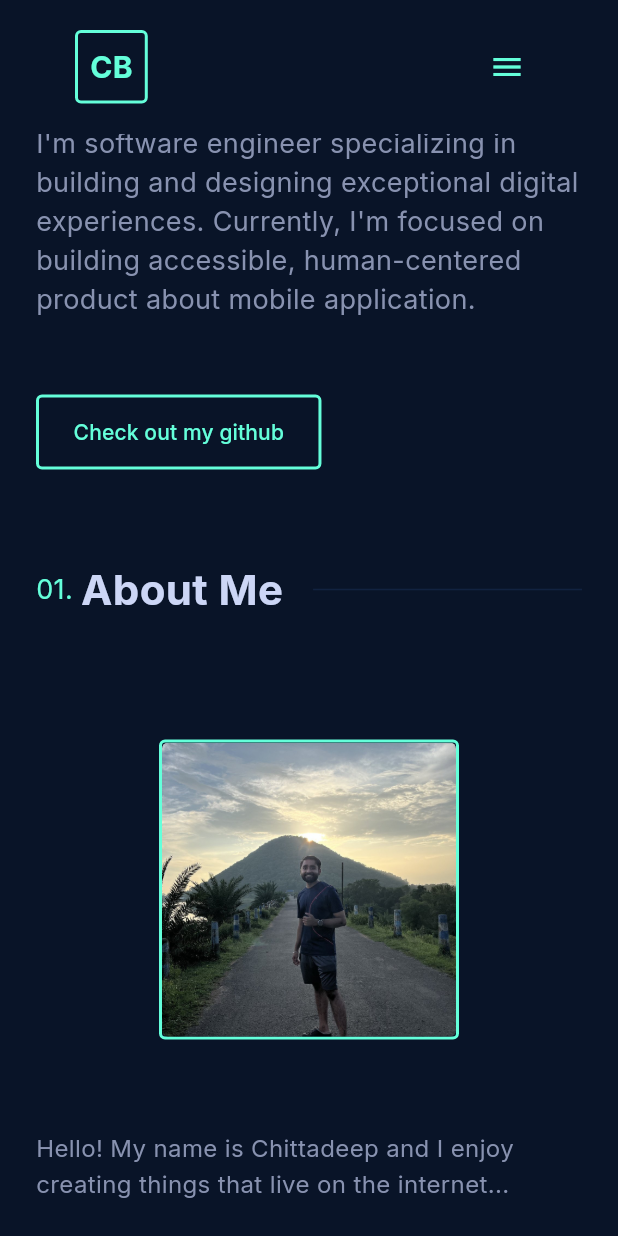
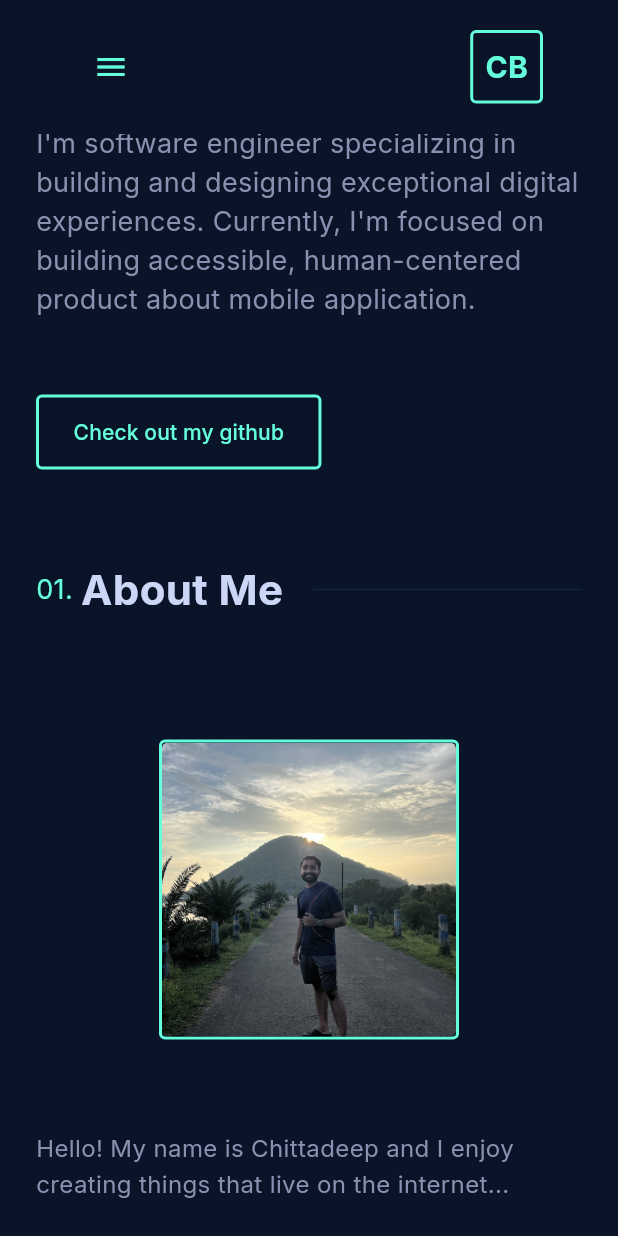
Before and after one commit to Chittadeep/portfolio, a Flutter app: the screen it shows after launch, scrolled down 576 dp, on a phone screen of 412 x 824 dp. Run offline on Flutter 3.47's test engine with Material 3 defaults, Android fonts, the phone set to English and light mode, and no system bars; drawn by our look-alikes of scrollable_positioned_list; our stand-ins replace font_awesome_flutter, google_fonts, icons_plus.

Commit message:
feat: enhance navigation bar for mobile support and improve layout responsiveness

```diff
--- a/lib/presentation/views/portfolio_view.dart
+++ b/lib/presentation/views/portfolio_view.dart
@@ -35,7 +35,7 @@ class PortfolioView extends StatelessWidget {
     return Scaffold(
       appBar: PreferredSize(
         preferredSize: const Size.fromHeight(100.0),
-        child: _NavBar(isDesktop: isDesktop),
+        child: _NavBar(isDesktop: isDesktop, isMobile: isMobile),
       ),
       drawer: isMobile ? const _MobileDrawer() : null,
       body: Stack(
@@ -258,7 +258,7 @@ class PortfolioView extends StatelessWidget {
         crossAxisAlignment: CrossAxisAlignment.start,
         children: [
           _buildSectionTitle('03', "Some Things I've Build"),
-          ...projects.map((project) => _ProjectCard(project: project, isDesktop: isDesktop)).toList(),
+          ...projects.map((project) => _ProjectCard(project: project, isDesktop: isDesktop)),
           const SizedBox(height: 100),
         ],
       ),
@@ -308,20 +308,14 @@ class PortfolioView extends StatelessWidget {
 
 class _NavBar extends StatelessWidget {
   final bool isDesktop;
-  const _NavBar({required this.isDesktop});
+  final bool isMobile;
+  const _NavBar({required this.isDesktop, required this.isMobile});
 
   @override
   Widget build(BuildContext context) {
     final viewModel = Provider.of<PortfolioViewModel>(context);
 
-    return Container(
-      color: AppColors.backgroundDark.withOpacity(0.95), // Semi-transparent effect
-      padding: const EdgeInsets.symmetric(horizontal: 50, vertical: 20),
-      child: Row(
-        mainAxisAlignment: MainAxisAlignment.spaceBetween,
-        children: [
-          // Logo (CB)
-          Container(
+    final logo = Container(
       padding: const EdgeInsets.all(8),
       decoration: BoxDecoration(
         border: Border.all(color: AppColors.primaryGreen, width: 2),
@@ -335,10 +329,16 @@ class _NavBar extends StatelessWidget {
           fontWeight: FontWeight.bold,
         ),
       ),
-          ),
+    );
 
-          if (isDesktop)
-            Row(
+    final hamburger = IconButton(
+      icon: const Icon(Icons.menu, color: AppColors.primaryGreen),
+      onPressed: () {
+        Scaffold.of(context).openDrawer();
+      },
+    );
+
+    final navItems = Row(
       children: [
         ...viewModel.sections.asMap().entries.map((entry) {
           int index = entry.key;
@@ -349,23 +349,23 @@ class _NavBar extends StatelessWidget {
             isActive: index == viewModel.activeSectionIndex,
             onTap: () => viewModel.scrollToSection(index),
           );
-                }).toList(),
+        }),
         const SizedBox(width: 20),
         _CustomButton(
           text: 'Contact',
           onPressed: () => viewModel.scrollToSection(4), // Contact is index 4
         ),
       ],
-            )
-          else
-            // Mobile: Hamburger menu (simplified)
-            IconButton(
-              icon: const Icon(Icons.menu, color: AppColors.primaryGreen),
-              onPressed: () {
-                Scaffold.of(context).openDrawer();
-              },
-            ),
-        ],
+    );
+
+    return Container(
+      color: AppColors.backgroundDark.withAlpha(242), // Semi-transparent effect
+      padding: const EdgeInsets.symmetric(horizontal: 50, vertical: 20),
+      child: Row(
+        mainAxisAlignment: MainAxisAlignment.spaceBetween,
+        children: isDesktop
+          ? [logo, navItems]
+          : (isMobile ? [hamburger, logo] : [logo, hamburger]),
       ),
     );
   }
@@ -478,7 +478,7 @@ class _SocialIcon extends StatelessWidget {
     return IconButton(
       icon: Icon(icon, size: 20, color: AppColors.textGray),
       onPressed: onPressed,
-      hoverColor: AppColors.primaryGreen.withOpacity(0.1),
+      hoverColor: AppColors.primaryGreen.withAlpha(26),
     );
   }
 }
@@ -548,7 +548,7 @@ class _MobileDrawer extends StatelessWidget {
                 Navigator.of(context).pop(); // Close the drawer
               },
             );
-          }).toList(),
+          }),
           const SizedBox(height: 20),
           _CustomButton(
             text: 'Contact',
@@ -566,7 +566,7 @@ class _MobileDrawer extends StatelessWidget {
 
 class _ProfilePicture extends StatelessWidget {
   final double size;
-  const _ProfilePicture({super.key, this.size = 300.0});
+  const _ProfilePicture({this.size = 300.0});
 
   @override
   Widget build(BuildContext context) {
```
Lines whose indentation alone changed are shown as unchanged.
